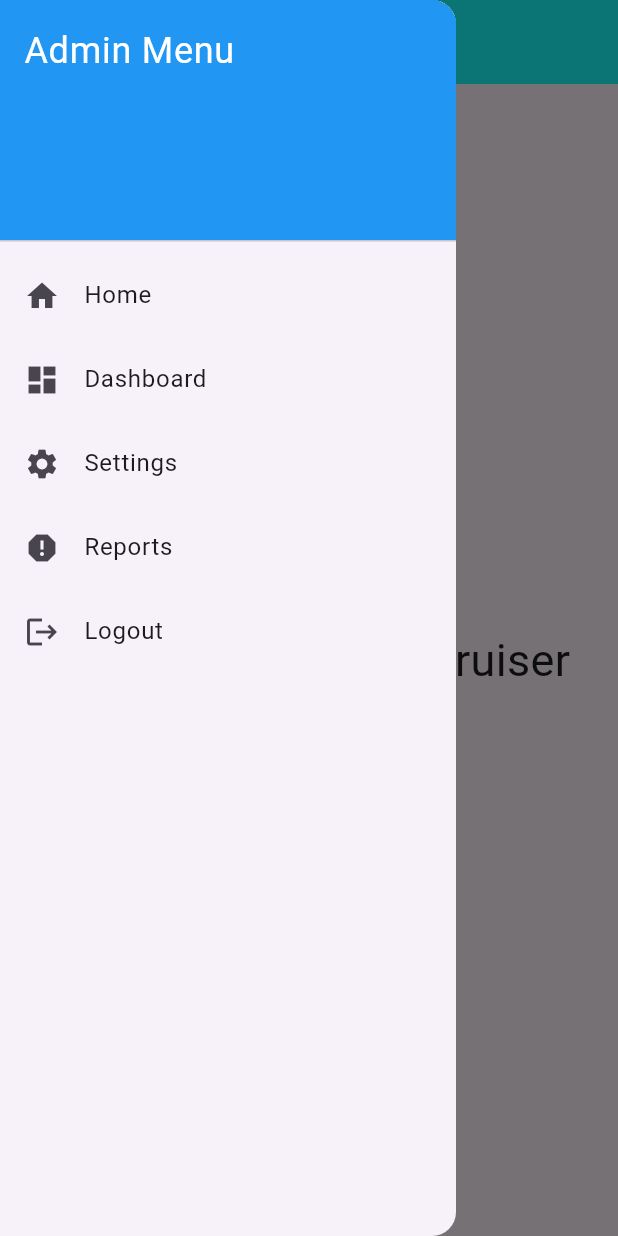
After one commit to RajavigneshT/flutter_app, a Flutter app: the DashboardScreen screen opened directly, with the side drawer open, on a phone screen of 412 x 824 dp. The commit adds this screen. Run offline on Flutter 3.47's test engine with Material 3 defaults, Android fonts, the phone set to English and light mode, and no system bars.

Commit message:
added acl

```diff
--- a/lib/main.dart
+++ b/lib/main.dart
@@ -1,8 +1,7 @@
-// ignore_for_file: use_key_in_widget_constructors
+// ignore_for_file: use_key_in_widget_constructors, prefer_const_constructors
 
 import 'package:flutter/material.dart';
-//import 'package:flutter_app/registration.dart'; // Update with the actual filename
-import 'package:flutter_app/screens/registration_page.dart';
+import 'package:flutter_app/registration.dart';
 
 class MyApp extends StatelessWidget
 {
@@ -10,7 +9,7 @@ class MyApp extends StatelessWidget
   Widget build(BuildContext context)
   {
     return MaterialApp(
-      home: RegistrationPage(),
+      home: RegistrationForm(),
     );
   }
 }
--- /dev/null
+++ b/lib/screens/DashboardScreen.dart
@@ -0,0 +1,102 @@
+import 'package:flutter/material.dart';
+
+
+class MyApp extends StatelessWidget {
+  @override
+  Widget build(BuildContext context) {
+    return MaterialApp(
+      title: 'Kindercruiser App',
+      theme: ThemeData(
+        primarySwatch: Colors.blue,
+      ),
+      home: DashboardScreen(),
+    );
+  }
+}
+
+class DashboardScreen extends StatelessWidget {
+  @override
+  Widget build(BuildContext context) {
+    return Scaffold(
+      appBar: AppBar(
+        title: Text('Dashboard'),
+        backgroundColor: Colors.cyanAccent,
+      ),
+      drawer: Drawer(
+        child: ListView(
+          padding: EdgeInsets.zero,
+          children: <Widget>[
+            DrawerHeader(
+              decoration: BoxDecoration(
+                color: Colors.blue,
+              ),
+              child: Text(
+                'Admin Menu',
+                style: TextStyle(
+                  color: Colors.white,
+                  fontSize: 24,
+                ),
+              ),
+            ),
+            ListTile(
+              leading: Icon(Icons.home),
+              title: Text('Home'),
+              onTap: () {
+                // Handle Inbox click
+              },
+            ),
+            ListTile(
+  leading: Icon(Icons.dashboard), // Use Icons.dashboard for a dashboard icon
+  title: Text('Dashboard'),
+  onTap: () {
+    // Handle Dashboard click
+    Navigator.pop(context); // Close the drawer
+    // Navigate to the dashboard screen
+    // You need to replace 'DashboardScreen()' with the actual screen you want to navigate to
+    Navigator.push(
+      context,
+      MaterialPageRoute(
+        builder: (context) => DashboardScreen(),
+      ),
+    );
+  },
+),
+            ListTile(
+              leading: Icon(Icons.settings),
+              title: Text('Settings'),
+              onTap: () {
+                // Handle Inbox click
+              },
+            ),
+            ListTile(
+              leading: Icon(Icons.report),
+              title: Text('Reports'),
+              onTap: () {
+                // Handle Sent click
+              },
+            ),
+            ListTile(
+              leading: Icon(Icons.logout),
+              title: Text('Logout'),
+              onTap: () {
+                // Handle Inbox click
+              },
+            ),
+            // Add more menu items as needed
+          ],
+        ),
+      ),
+      body: Center(
+         child: Container(
+            //color: Colors.blue, // Set the background color for the container
+            padding: EdgeInsets.all(16.0),
+        child: Text(
+          'Welcome to Kindercruiser',
+          style: TextStyle(fontSize: 30),
+
+        ),
+      ),
+      ),
+    );
+  }
+}
--- a/lib/utils/network_util.dart
+++ b/lib/utils/network_util.dart
@@ -5,7 +5,7 @@ import 'package:http/http.dart' as http;
 class NetworkUtil {
   Future<void> register(String username, String email, String password) async {
     final response = await http.post(
-      'http://127.0.0.1:8000/register' as Uri,
+      'http://127.0.0.1:8000/api/register' as Uri,
       body: {
         'name': username,
         'email': email,
```
Also changed, not shown: lib/registration.dart (+135 -95 lines), lib/utils/AuthManager.dart (added, +22 -0 lines).
